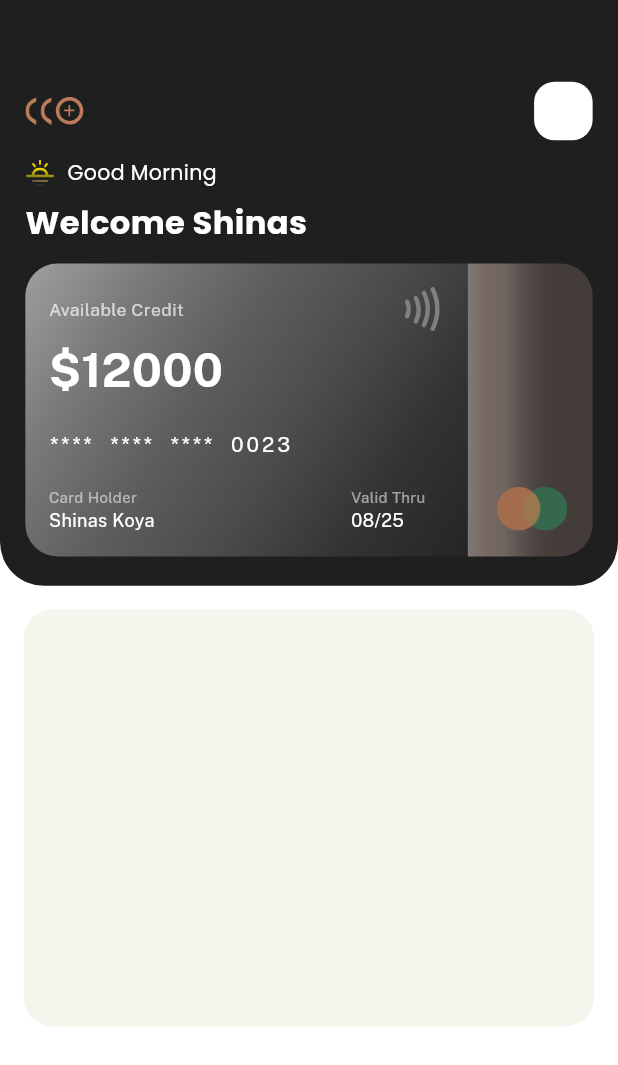
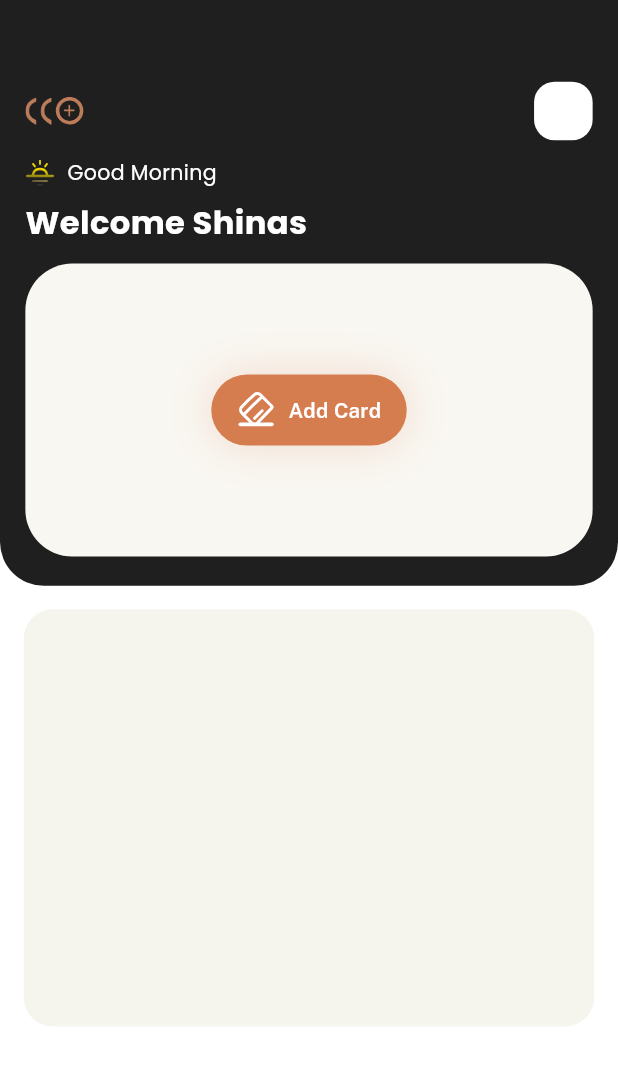
Before and after one commit to ShinasNajeerKoya/expenso_expense_tracker, a Flutter app: the HomePage screen opened directly, on a phone screen of 412 x 824 dp. Shown: the top 1065 px of the screen. Run offline on Flutter 3.47's test engine with Material 3 defaults, Android fonts, the phone set to English and light mode, and no system bars; our stand-ins replace easy_localization, flutter_bloc, flutter_screenutil, flutter_svg, freezed_annotation, get_it and 1 more; missing offline and left inert: build.

Commit message:
-- add card feature implemeted - validation pending

```diff
--- a/lib/presentation/home/pages/home_page.dart
+++ b/lib/presentation/home/pages/home_page.dart
@@ -6,8 +6,12 @@ import 'package:flutter/material.dart';
 import 'package:flutter_screenutil/flutter_screenutil.dart';
 import 'package:google_fonts/google_fonts.dart';
 
+import '../../add_card/pages/add_card_page.dart';
+
 class HomePage extends StatelessWidget {
   const HomePage({super.key});
+
+  final cardData = null;
 
   @override
   Widget build(BuildContext context) {
@@ -21,9 +25,7 @@ class HomePage extends StatelessWidget {
             padding: EdgeInsets.only(left: 16.w, right: 16.w, bottom: 20.h),
             decoration: BoxDecoration(
                 color: AppColors.kHomeBlackColor,
-                borderRadius: BorderRadius.only(
-                    bottomLeft: Radius.circular(30.r),
-                    bottomRight: Radius.circular(30.r))),
+                borderRadius: BorderRadius.only(bottomLeft: Radius.circular(30.r), bottomRight: Radius.circular(30.r))),
             child: Column(
               crossAxisAlignment: CrossAxisAlignment.start,
               mainAxisAlignment: MainAxisAlignment.end,
@@ -40,9 +42,7 @@ class HomePage extends StatelessWidget {
                     Container(
                       height: 40.h,
                       width: 40.h,
-                      decoration: BoxDecoration(
-                          color: Colors.white,
-                          borderRadius: BorderRadius.circular(14.r)),
+                      decoration: BoxDecoration(color: Colors.white, borderRadius: BorderRadius.circular(14.r)),
                       // child: CustomSvgIcon(AppIconsOld.kDoubleArrow),
                     ),
                   ],
@@ -73,15 +73,19 @@ class HomePage extends StatelessWidget {
                 ),
                 Text(
                   'Welcome Shinas',
-                  style: TextStyle(
-                      fontSize: 22.sp,
-                      color: Colors.white,
-                      fontWeight: FontWeight.bold),
+                  style: TextStyle(fontSize: 22.sp, color: Colors.white, fontWeight: FontWeight.bold),
                 ),
                 SizedBox(
                   height: 12.h,
                 ),
-                CreditCardWidget()
+                cardData == null
+                    ? AddCardButton(onTap: () {
+                        Navigator.push(
+                          context,
+                          MaterialPageRoute(builder: (_) => AddCardPage()),
+                        );
+                      })
+                    : CreditCardWidget(),
               ],
             ),
           ),
@@ -89,12 +93,111 @@ class HomePage extends StatelessWidget {
           Container(
             height: 285.h,
             width: 360.w,
-            decoration: BoxDecoration(
-                color: AppColors.kHomeGraphBgColor,
-                borderRadius: BorderRadius.circular(20.r)),
+            decoration: BoxDecoration(color: AppColors.kHomeGraphBgColor, borderRadius: BorderRadius.circular(20.r)),
           ),
         ],
       ),
+    );
+  }
+}
+
+class AddCardButton extends StatelessWidget {
+  final VoidCallback onTap;
+
+  const AddCardButton({super.key, required this.onTap});
+
+  @override
+  Widget build(BuildContext context) {
+    return GestureDetector(
+      onTap: onTap,
+      child: Container(
+          height: 200.h,
+          width: (286 + 76).w,
+          decoration: BoxDecoration(
+            color: const Color(0xFFF9F7F2),
+            borderRadius: BorderRadius.circular(32.r),
+          ),
+          child: Center(
+              child: GestureDetector(
+            onTap: onTap,
+            child: Container(
+              padding: EdgeInsets.symmetric(horizontal: 16.w, vertical: 12.h),
+              decoration: BoxDecoration(
+                color: const Color(0xFFD67D4F),
+                borderRadius: BorderRadius.circular(100.r),
+                boxShadow: [
+                  BoxShadow(
+                    color: const Color(0x33D67D4F),
+                    blurRadius: 24,
+                    spreadRadius: 2,
+                  )
+                ],
+              ),
+              child: Row(
+                mainAxisSize: MainAxisSize.min,
+                children: [
+                  // Icon Placeholder
+                  CustomSvgIcon(AppIcons.kSlantedCard, // your icon path
+                      color: Colors.white),
+                  SizedBox(width: 8.w),
+                  Text(
+                    "Add Card",
+                    style: GoogleFonts.publicSans(
+                      fontSize: 14.sp,
+                      fontWeight: FontWeight.w600,
+                      color: Colors.white,
+                    ),
+                  ),
+                ],
+              ),
+            ),
+          ))),
+    );
+  }
+}
+
+class InnerShadowContainer extends StatelessWidget {
+  final Widget child;
+  final double borderRadius;
+
+  const InnerShadowContainer({
+    super.key,
+    required this.child,
+    this.borderRadius = 32,
+  });
+
+  @override
+  Widget build(BuildContext context) {
+    return Stack(
+      children: [
+        /// Outer Container
+        Container(
+          decoration: BoxDecoration(
+            color: const Color(0xFFF9F7F2),
+            borderRadius: BorderRadius.circular(borderRadius),
+          ),
+          child: child,
+        ),
+
+        /// Fake Inner Shadow Overlay
+        Positioned.fill(
+          child: IgnorePointer(
+            child: Container(
+              decoration: BoxDecoration(
+                borderRadius: BorderRadius.circular(borderRadius),
+                boxShadow: [
+                  BoxShadow(
+                    color: Colors.red.withOpacity(0.4),
+                    blurRadius: 20,
+                    spreadRadius: 1,
+                    offset: const Offset(0, -8),
+                  ),
+                ],
+              ),
+            ),
+          ),
+        ),
+      ],
     );
   }
 }
@@ -146,7 +249,11 @@ class CreditCardWidget extends StatelessWidget {
                           fontSize: 12.sp,
                         ),
                       ),
-                      SizedBox(height: 30.h,width: 30.h,child: CustomSvgIcon(AppIcons.kRfid),)
+                      SizedBox(
+                        height: 30.h,
+                        width: 30.h,
+                        child: CustomSvgIcon(AppIcons.kRfid),
+                      )
                     ],
                   ),
                   Text(
@@ -157,7 +264,9 @@ class CreditCardWidget extends StatelessWidget {
                       fontWeight: FontWeight.bold,
                     ),
                   ),
-                  SizedBox(height: 12.h,),
+                  SizedBox(
+                    height: 12.h,
+                  ),
                   Text(
                     "****  ****  ****  0023",
                     style: GoogleFonts.publicSans(
@@ -166,40 +275,37 @@ class CreditCardWidget extends StatelessWidget {
                       letterSpacing: 2,
                     ),
                   ),
-                  SizedBox(height: 12.h,),
-
+                  SizedBox(
+                    height: 12.h,
+                  ),
                   Padding(
                     padding: rightPadding12,
                     child: Row(
                       mainAxisAlignment: MainAxisAlignment.spaceBetween,
                       children: [
-                         Column(
+                        Column(
                           crossAxisAlignment: CrossAxisAlignment.start,
                           children: [
                             Text(
                               "Card Holder",
-                              style: GoogleFonts.publicSans(
-                                  color: Colors.white54, fontSize: 10),
+                              style: GoogleFonts.publicSans(color: Colors.white54, fontSize: 10),
                             ),
                             Text(
                               "Shinas Koya",
-                              style: GoogleFonts.publicSans(
-                                  color: Colors.white, fontSize: 12),
+                              style: GoogleFonts.publicSans(color: Colors.white, fontSize: 12),
                             ),
                           ],
                         ),
-                         Column(
+                        Column(
                           crossAxisAlignment: CrossAxisAlignment.start,
                           children: [
                             Text(
                               "Valid Thru",
-                              style: GoogleFonts.publicSans(
-                                  color: Colors.white54, fontSize: 10),
+                              style: GoogleFonts.publicSans(color: Colors.white54, fontSize: 10),
                             ),
                             Text(
                               "08/25",
-                              style: GoogleFonts.publicSans(
-                                  color: Colors.white, fontSize: 12),
+                              style: GoogleFonts.publicSans(color: Colors.white, fontSize: 12),
                             ),
                           ],
                         ),
--- a/pubspec.yaml
+++ b/pubspec.yaml
@@ -34,7 +34,7 @@ dependencies:
   google_fonts: ^6.2.1
   flutter_screenutil: ^5.9.3
   build: ^2.4.2
-
+  card_scanner: ^1.0.2
 
 
 
```
Also changed, not shown: lib/core/di/dependancy_injection.dart (+10 -0 lines), lib/presentation/add_card/utils/card_type_extensions.dart (added, +17 -0 lines), assets/icons/scan_card.svg (added), lib/generated/app_icons.dart, pubspec.lock, 4 other files.
